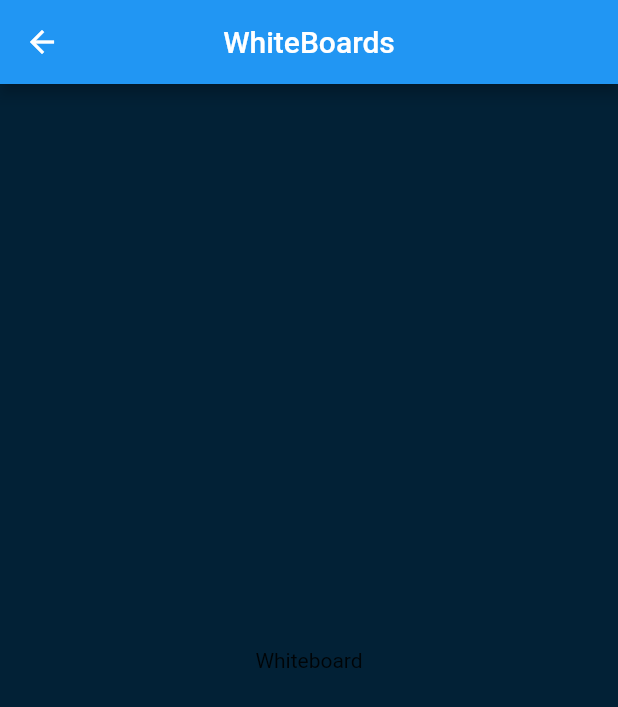
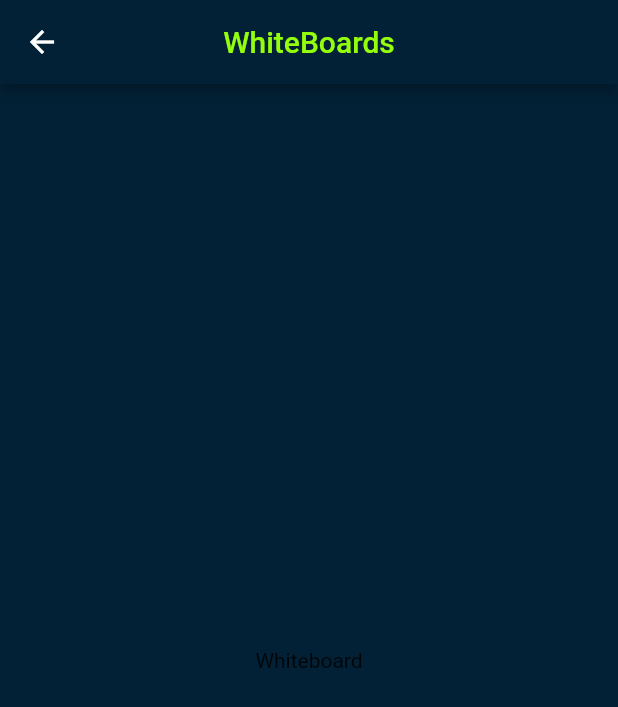
Before and after one commit to Techmeet5/Mobile_App, a Flutter app: the WhiteBoard screen opened directly, on a phone screen of 412 x 824 dp. Shown: the top 707 px of the screen. Run offline on Flutter 3.47's test engine with Material 2 defaults, Android fonts, the light colour scheme and no system bars; our stand-ins replace flutter_widget_from_html_core; missing offline and left inert: awesome_dropdown, fwfh_webview, jitsi_meet, responsive_navigation_bar.

Commit message:
size is managed

```diff
--- a/lib/component/homepage/Activity.dart
+++ b/lib/component/homepage/Activity.dart
@@ -16,10 +16,10 @@ class _ActivityState extends State<Activity> {
     return Scaffold(
       backgroundColor:const Color(0xff022136),
       appBar: AppBar(
-        title: Text("Activity"),
+        title: const Text("Activity"),
         centerTitle: true,
       ),
-      body: Center(child: Text("Activity"),),
+      body: const Center(child: Text("Activity"),),
     );
   }
 }
--- a/lib/component/homepage/CreateRoom.dart
+++ b/lib/component/homepage/CreateRoom.dart
@@ -16,12 +16,12 @@ class _RoomState extends State<Room> {
     return Scaffold(
       backgroundColor: const Color(0xff022136),
       appBar: AppBar(
-        title:Text("Room"),
+        title:const Text("Room"),
         centerTitle: true,
       ),
       body: Center(
         child: ElevatedButton(
-          child:Container(
+          child:const SizedBox(
             height: 50,
             width: 100,
             child: Center(child: Text("Room Page"),)
--- a/lib/component/homepage/Meetings.dart
+++ b/lib/component/homepage/Meetings.dart
@@ -15,10 +15,10 @@ class _ScheduledMeetingState extends State<ScheduledMeeting> {
     return Scaffold(
       backgroundColor: const Color(0xff022136),
       appBar: AppBar(
-        title: Text("Meeting"),
+        title: const Text("Meeting"),
         centerTitle: true,
       ),
-      body: Center(child: Text("meetings"),),
+      body: const Center(child: Text("meetings"),),
     );
   }
 }
--- a/lib/component/homepage/WhiteBoard.dart
+++ b/lib/component/homepage/WhiteBoard.dart
@@ -15,10 +15,16 @@ class _WhiteBoardState extends State<WhiteBoard> {
     return Scaffold(
       backgroundColor: const Color(0xff022136),
       appBar:AppBar(
-        title:Text("WhiteBoards"),
+        title:const Text(
+          "WhiteBoards",
+          style: TextStyle(
+            color: Color(0xff95FE0D),
+          ),
+          ),
+        backgroundColor:const Color(0xff022136),
         centerTitle: true,
       ),
-      body: Center(child: Text("Whiteboard"),),
+      body: const Center(child: Text("Whiteboard"),),
     );
   }
 }
--- a/pubspec.yaml
+++ b/pubspec.yaml
@@ -34,6 +34,7 @@ dependencies:
   fwfh_webview: ^0.6.1+2
   jitsi_meet: ^4.0.0
   responsive_navigation_bar: ^2.2.1
+  awesome_dropdown: ^0.0.4
 
 dev_dependencies:
   flutter_test:
```
Also changed, not shown: lib/component/Room/CodeEditor.dart (+16 -15 lines), pubspec.lock.
